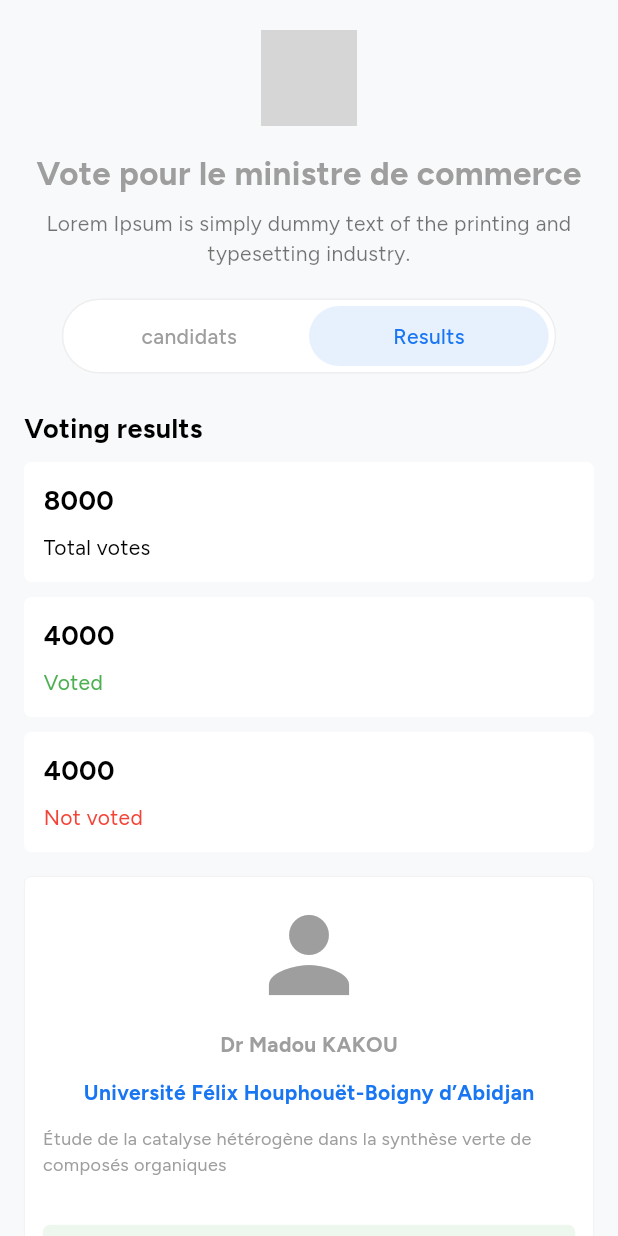
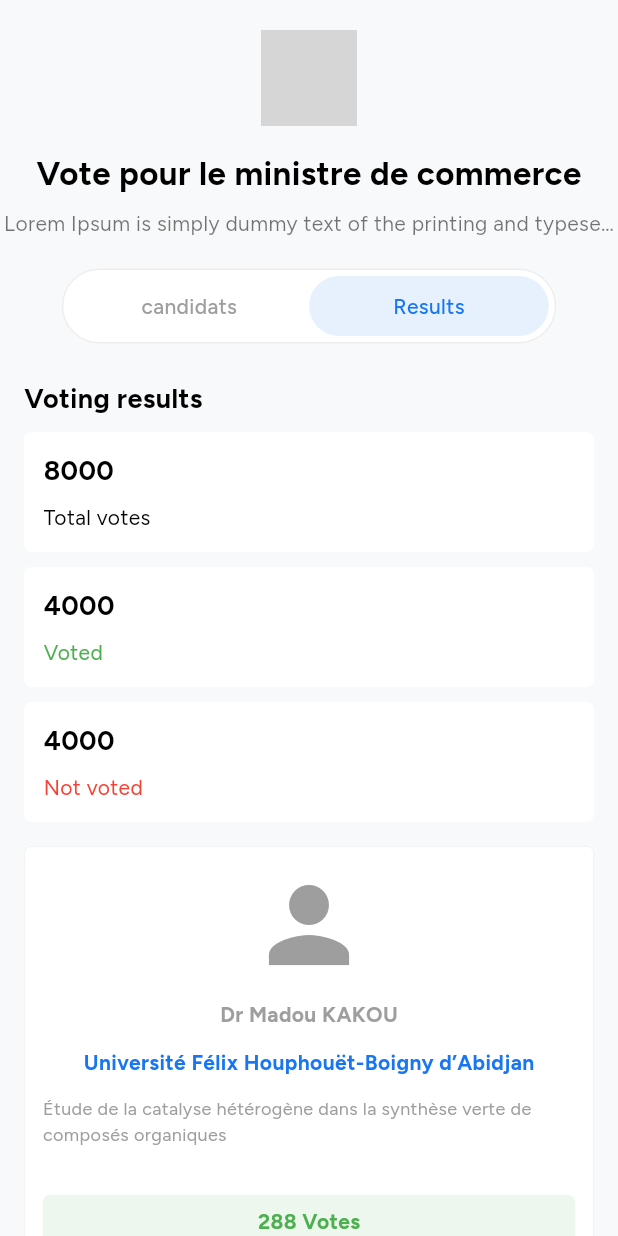
Before and after one commit to issiakaboss/faso-vote-client, a Flutter app: the screen it shows after launch, after a tap on "Results", on a phone screen of 412 x 824 dp. Run offline on Flutter 3.47's test engine with Material 3 defaults, Android fonts, the phone set to English and light mode, and no system bars; our stand-ins replace diacritic, file_picker, flutter_dotenv, flutter_image_compress, get, get_storage and 3 more; missing offline and left inert: laravel_echo_null, pusher_client_socket, super_tooltip; network calls fail; grey boxes are pictures that could not be loaded.

Commit message:
quelque correction sont faitent ! ici !

```diff
--- a/lib/app/modules/user/home/views/home_view.dart
+++ b/lib/app/modules/user/home/views/home_view.dart
@@ -31,15 +31,19 @@ class HomeView extends GetView<HomeController> {
                       backgroundImage: AssetImage('assets/images/logo.png'),
                     ),
                     const SizedBox(height: 16),
-                    const Text(
-                      'Vote pour le ministre de commerce',
-                      style:
-                          TextStyle(fontSize: 22, fontWeight: FontWeight.bold),
+                    const CustomText(
+                      text: "Vote pour le ministre de commerce",
+                      style: TextStyle(
+                        fontSize: 22,
+                        color: AppColors.title,
+                        fontWeight: FontWeight.bold,
+                      ),
                       textAlign: TextAlign.center,
                     ),
                     const SizedBox(height: 8),
-                    const Text(
-                      'Lorem Ipsum is simply dummy text of the printing and typesetting industry.',
+                    const CustomText(
+                      text:
+                          'Lorem Ipsum is simply dummy text of the printing and typesetting industry.',
                       style: TextStyle(fontSize: 14, color: Colors.black54),
                       textAlign: TextAlign.center,
                     ),
@@ -180,7 +184,6 @@ class HomeView extends GetView<HomeController> {
             double spacing = 16;
             double cardWidth =
                 (maxWidth - ((columnCount - 1) * spacing)) / columnCount;
-
             return Wrap(
               spacing: spacing,
               runSpacing: spacing,
@@ -188,7 +191,7 @@ class HomeView extends GetView<HomeController> {
                 return MainCard(
                   padding: const EdgeInsets.all(12),
                   cardWidth: cardWidth,
-                  cardHeight: 280, // ✅ hauteur fixe
+                  cardHeight: 280,
                   cardColor: Colors.white,
                   borderWidth: 0.5,
                   borderColor: Colors.grey.shade200,
```
